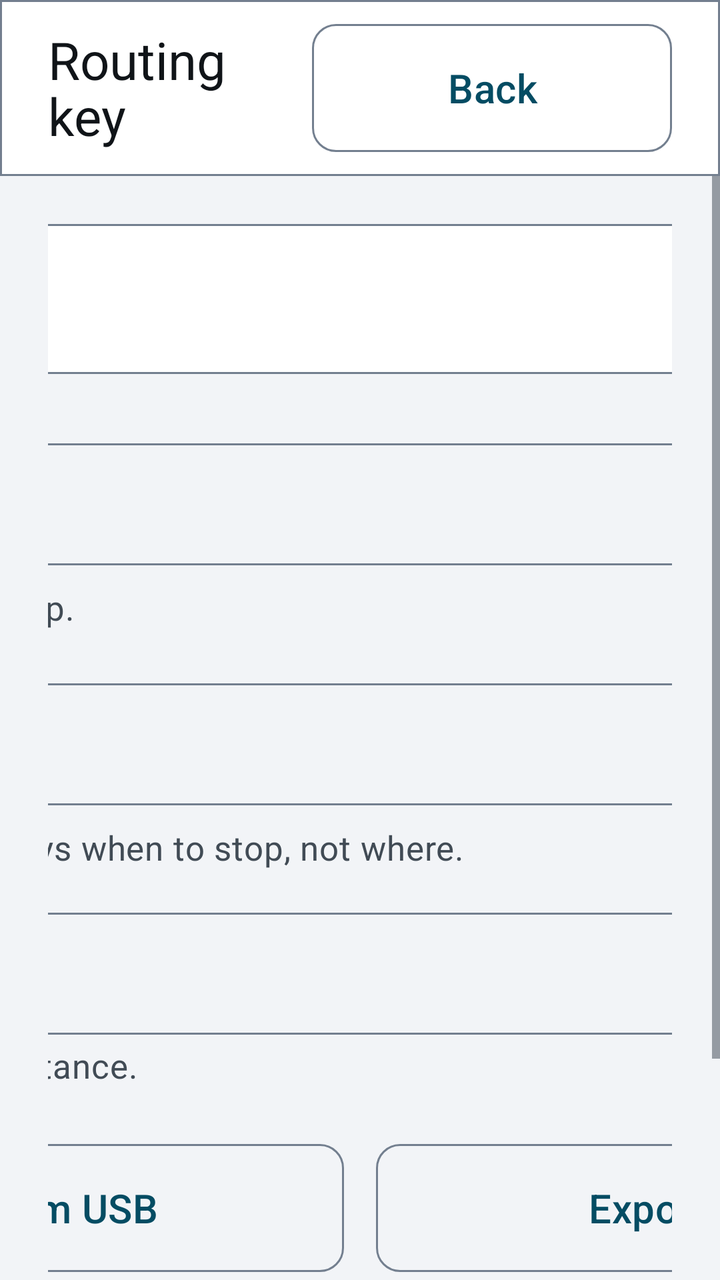
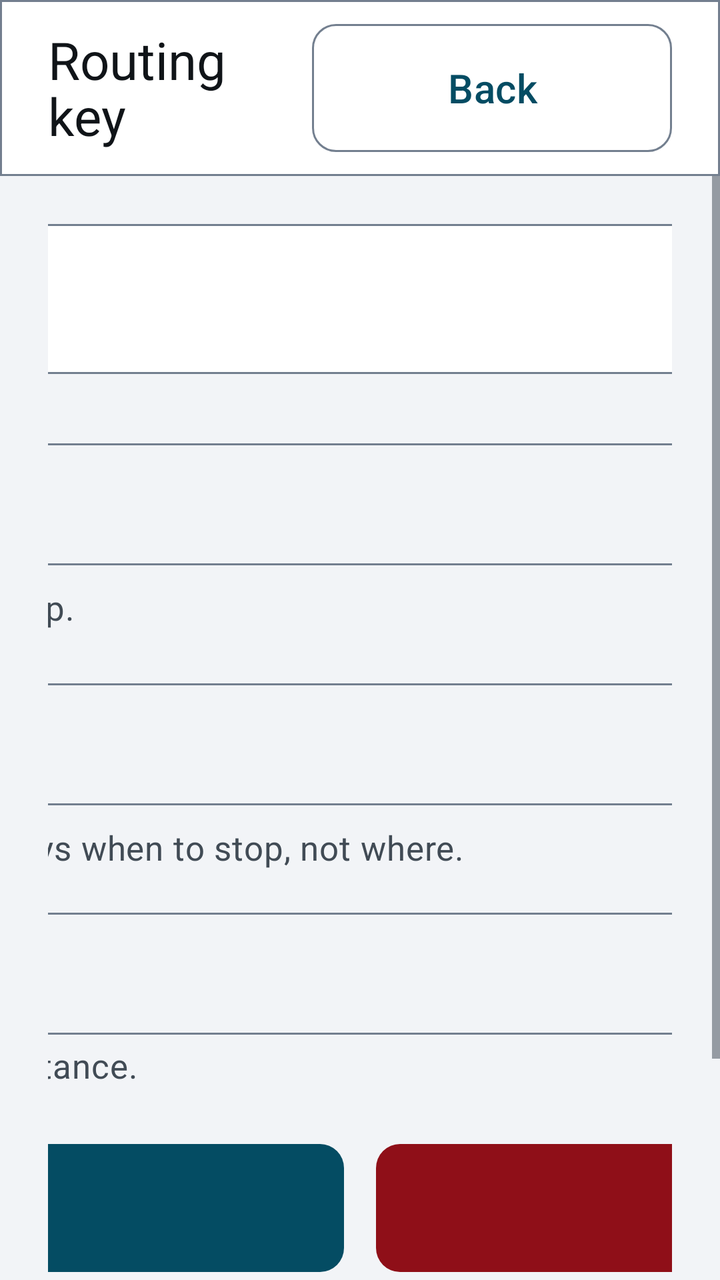

Before-and-after screenshots of an Android layout around one commit, followed by the original layout XML and the change that was made.
<!-- AndroidManifest.xml: application theme Theme.EVChargePilot -->
<!-- res/layout/activity_routing_settings.xml -->
<?xml version="1.0" encoding="utf-8"?>
<LinearLayout xmlns:android="http://schemas.android.com/apk/res/android"
    xmlns:app="http://schemas.android.com/apk/res-auto"
    android:layout_width="match_parent"
    android:layout_height="match_parent"
    android:orientation="vertical">

    <LinearLayout
        android:layout_width="match_parent"
        android:layout_height="88dp"
        android:background="@drawable/bg_topbar"
        android:gravity="center_vertical"
        android:orientation="horizontal"
        android:paddingStart="@dimen/spacing_lg"
        android:paddingEnd="@dimen/spacing_lg">

        <TextView
            android:layout_width="0dp"
            android:layout_height="wrap_content"
            android:layout_weight="1"
            android:text="@string/routing_title"
            android:textAppearance="@style/Text.EV.Title" />

        <com.google.android.material.button.MaterialButton
            android:id="@+id/backAction"
            style="@style/Widget.EV.Button.Outlined"
            android:layout_width="180dp"
            android:layout_height="@dimen/touch_target"
            android:text="@string/action_back" />
    </LinearLayout>

    <ScrollView
        android:layout_width="match_parent"
        android:layout_height="0dp"
        android:layout_weight="1"
        android:fillViewport="true">

        <LinearLayout
            android:layout_width="match_parent"
            android:layout_height="wrap_content"
            android:gravity="center_horizontal"
            android:orientation="vertical"
            android:padding="@dimen/spacing_lg">

            <TextView
                android:id="@+id/routingStatus"
                android:layout_width="1400dp"
                android:layout_height="wrap_content"
                android:accessibilityLiveRegion="polite"
                android:background="@drawable/bg_card"
                android:gravity="center"
                android:padding="@dimen/spacing_lg"
                android:textAppearance="@style/Text.EV.Body" />

            <com.google.android.material.textfield.TextInputLayout
                android:id="@+id/routingKeyLayout"
                style="@style/Widget.Material3.TextInputLayout.OutlinedBox"
                android:layout_width="1400dp"
                android:layout_height="wrap_content"
                android:layout_marginTop="@dimen/spacing_lg"
                android:hint="@string/routing_hint_key"
                app:endIconContentDescription="@string/routing_desc_toggle_key"
                app:endIconMinSize="@dimen/touch_target"
                app:endIconMode="password_toggle"
                app:helperText="@string/routing_helper_key"
                app:helperTextTextAppearance="@style/Text.EV.Secondary">

                <com.google.android.material.textfield.TextInputEditText
                    android:id="@+id/routingKeyInput"
                    android:layout_width="match_parent"
                    android:layout_height="wrap_content"
                    android:inputType="textPassword"
                    android:singleLine="true"
                    android:textSize="@dimen/text_body" />
            </com.google.android.material.textfield.TextInputLayout>

            <com.google.android.material.textfield.TextInputLayout
                android:id="@+id/chargerKeyLayout"
                style="@style/Widget.Material3.TextInputLayout.OutlinedBox"
                android:layout_width="1400dp"
                android:layout_height="wrap_content"
                android:layout_marginTop="@dimen/spacing_md"
                android:hint="@string/routing_hint_charger_key"
                app:endIconContentDescription="@string/routing_desc_toggle_key"
                app:endIconMinSize="@dimen/touch_target"
                app:endIconMode="password_toggle"
                app:helperText="@string/routing_helper_charger_key"
                app:helperTextTextAppearance="@style/Text.EV.Secondary">

                <com.google.android.material.textfield.TextInputEditText
                    android:id="@+id/chargerKeyInput"
                    android:layout_width="match_parent"
                    android:layout_height="wrap_content"
                    android:inputType="textPassword"
                    android:singleLine="true"
                    android:textSize="@dimen/text_body" />
            </com.google.android.material.textfield.TextInputLayout>

            <com.google.android.material.textfield.TextInputLayout
                android:id="@+id/routingBaseUrlLayout"
                style="@style/Widget.Material3.TextInputLayout.OutlinedBox"
                android:layout_width="1400dp"
                android:layout_height="wrap_content"
                android:layout_marginTop="@dimen/spacing_md"
                android:hint="@string/routing_hint_base_url"
                app:helperText="@string/routing_helper_base_url"
                app:helperTextTextAppearance="@style/Text.EV.Secondary">

                <com.google.android.material.textfield.TextInputEditText
                    android:id="@+id/routingBaseUrlInput"
                    android:layout_width="match_parent"
                    android:layout_height="wrap_content"
                    android:inputType="textUri"
                    android:singleLine="true"
                    android:textSize="@dimen/text_body" />
            </com.google.android.material.textfield.TextInputLayout>

            <LinearLayout
                android:layout_width="1400dp"
                android:layout_height="wrap_content"
                android:layout_marginTop="@dimen/spacing_lg"
                android:orientation="horizontal">

                <com.google.android.material.button.MaterialButton
                    android:id="@+id/routingSaveAction"
                    style="@style/Widget.EVChargePilot.Button"
                    android:layout_width="0dp"
                    android:layout_height="@dimen/touch_target"
                    android:layout_weight="1"
                    android:text="@string/routing_action_save" />

                <com.google.android.material.button.MaterialButton
                    android:id="@+id/routingImportAction"
                    style="@style/Widget.EV.Button.Outlined"
                    android:layout_width="0dp"
                    android:layout_height="@dimen/touch_target"
                    android:layout_marginStart="@dimen/spacing_md"
                    android:layout_weight="1"
                    android:text="@string/routing_action_import" />

                <com.google.android.material.button.MaterialButton
                    android:id="@+id/routingExportAction"
                    style="@style/Widget.EV.Button.Outlined"
                    android:layout_width="0dp"
                    android:layout_height="@dimen/touch_target"
                    android:layout_marginStart="@dimen/spacing_md"
                    android:layout_weight="1"
                    android:text="@string/routing_action_export" />

                <com.google.android.material.button.MaterialButton
                    android:id="@+id/routingClearAction"
                    style="@style/Widget.EVChargePilot.Button.Danger"
                    android:layout_width="0dp"
                    android:layout_height="@dimen/touch_target"
                    android:layout_marginStart="@dimen/spacing_md"
                    android:layout_weight="1"
                    android:text="@string/routing_action_clear" />
            </LinearLayout>

            <TextView
                android:id="@+id/routingPrivacy"
                android:layout_width="1400dp"
                android:layout_height="wrap_content"
                android:layout_marginTop="@dimen/spacing_lg"
                android:background="@drawable/bg_card"
                android:lineSpacingExtra="6dp"
                android:padding="@dimen/spacing_lg"
                android:text="@string/routing_privacy"
                android:textAppearance="@style/Text.EV.Secondary" />
        </LinearLayout>
    </ScrollView>
</LinearLayout>
<!-- resources referenced by this layout -->
<resources>
  <dimen name="spacing_lg">24dp</dimen>
  <dimen name="spacing_md">16dp</dimen>
  <dimen name="text_body">20sp</dimen>
  <dimen name="touch_target">72dp</dimen>
  <string name="action_back">Back</string>
  <string name="routing_action_clear">Remove</string>
  <string name="routing_action_export">Export to USB</string>
  <string name="routing_action_import">Import from USB</string>
  <string name="routing_action_save">Save</string>
  <string name="routing_desc_toggle_key">Show or hide the key</string>
  <string name="routing_helper_base_url">Leave as it is for HeiGIT’s hosted service, or point it at your own instance.</string>
  <string name="routing_helper_charger_key">A second free key, from openchargemap.org. Without it the plan says when to stop, not where.</string>
  <string name="routing_helper_key">Your own key, from openrouteservice.org. None is shipped in the app.</string>
  <string name="routing_hint_base_url">Routing service (https)</string>
  <string name="routing_hint_charger_key">Open Charge Map API key (optional)</string>
  <string name="routing_hint_key">OpenRouteService API key</string>
  <string name="routing_privacy">Only the destination you type, the car’s position and the road profile ever leave the car. No trip, charge, speed, diagnostic bundle or identifier is sent anywhere. The key is stored encrypted, never written to a log and never included in a diagnostic export.</string>
  <string name="routing_title">Routing key</string>
  <style name="Text.EV.Body" parent="TextAppearance.Material3.BodyLarge">
          <item name="android:textSize">@dimen/text_body</item>
          <item name="android:textColor">@color/ev_text_primary</item>
      </style>
  <style name="Text.EV.Secondary" parent="TextAppearance.Material3.BodyMedium">
          <item name="android:textSize">@dimen/text_secondary</item>
          <item name="android:textColor">@color/ev_text_secondary</item>
      </style>
  <style name="Text.EV.Title" parent="TextAppearance.Material3.TitleLarge">
          <item name="android:textSize">@dimen/text_title</item>
          <item name="android:textColor">@color/ev_text_primary</item>
      </style>
  <style name="Widget.EVChargePilot.Button" parent="Widget.EV.Button">
          <item name="android:textColor">@color/ev_button_text</item>
          <item name="backgroundTint">@color/ev_button_fill</item>
      </style>
  <style name="Widget.EVChargePilot.Button.Danger" parent="Widget.EV.Button">
          <item name="android:textColor">@color/ev_on_accent</item>
          <item name="backgroundTint">@color/ev_error</item>
      </style>
  <color name="ev_surface">#FFFFFFFF</color>
  <color name="ev_outline">#FF737F8F</color>
  <dimen name="ev_corner">12dp</dimen>
  <color name="ev_text_primary">#FF101418</color>
  <dimen name="text_secondary">17sp</dimen>
  <color name="ev_text_secondary">#FF414B55</color>
  <dimen name="text_title">26sp</dimen>
  <style name="ShapeAppearanceOverlay.EV.Button" parent="">
          <item name="cornerSize">@dimen/ev_corner</item>
      </style>
  <color name="ev_on_accent">#FFFFFFFF</color>
  <color name="ev_error">#FF8F0F18</color>
  <color name="ev_accent">#FF044C63</color>
  <color name="ev_surface_raised">#FFE4E8ED</color>
  <color name="ev_background">#FFF2F4F7</color>
  <style name="ThemeOverlay.EVChargePilot.Dialog" parent="ThemeOverlay.EV.Dialog">
          <item name="materialAlertDialogTitleTextStyle">@style/EVChargePilot.Dialog.Title</item>
          <item name="materialAlertDialogBodyTextStyle">@style/EVChargePilot.Dialog.Body</item>
      </style>
  <style name="EVChargePilot.Dialog.Title" parent="MaterialAlertDialog.Material3.Title.Text">
          <item name="android:textSize">@dimen/text_title</item>
          <item name="android:textColor">@color/ev_text_primary</item>
      </style>
  <!-- unchanged entries left out for length: 8 -->
</resources>

<!-- the commit's change to res/layout/activity_routing_settings.xml (unified diff, before → after) -->
@@ -130,24 +130,6 @@
                     android:text="@string/routing_action_save" />
 
                 <com.google.android.material.button.MaterialButton
-                    android:id="@+id/routingImportAction"
-                    style="@style/Widget.EV.Button.Outlined"
-                    android:layout_width="0dp"
-                    android:layout_height="@dimen/touch_target"
-                    android:layout_marginStart="@dimen/spacing_md"
-                    android:layout_weight="1"
-                    android:text="@string/routing_action_import" />
-
-                <com.google.android.material.button.MaterialButton
-                    android:id="@+id/routingExportAction"
-                    style="@style/Widget.EV.Button.Outlined"
-                    android:layout_width="0dp"
-                    android:layout_height="@dimen/touch_target"
-                    android:layout_marginStart="@dimen/spacing_md"
-                    android:layout_weight="1"
-                    android:text="@string/routing_action_export" />
-
-                <com.google.android.material.button.MaterialButton
                     android:id="@+id/routingClearAction"
                     style="@style/Widget.EVChargePilot.Button.Danger"
                     android:layout_width="0dp"
<!-- resource entries referenced after the edit -->
@@ -6,8 +6,6 @@
   <dimen name="touch_target">72dp</dimen>
   <string name="action_back">Back</string>
   <string name="routing_action_clear">Remove</string>
-  <string name="routing_action_export">Export to USB</string>
-  <string name="routing_action_import">Import from USB</string>
   <string name="routing_action_save">Save</string>
   <string name="routing_desc_toggle_key">Show or hide the key</string>
   <string name="routing_helper_base_url">Leave as it is for HeiGIT’s hosted service, or point it at your own instance.</string>
